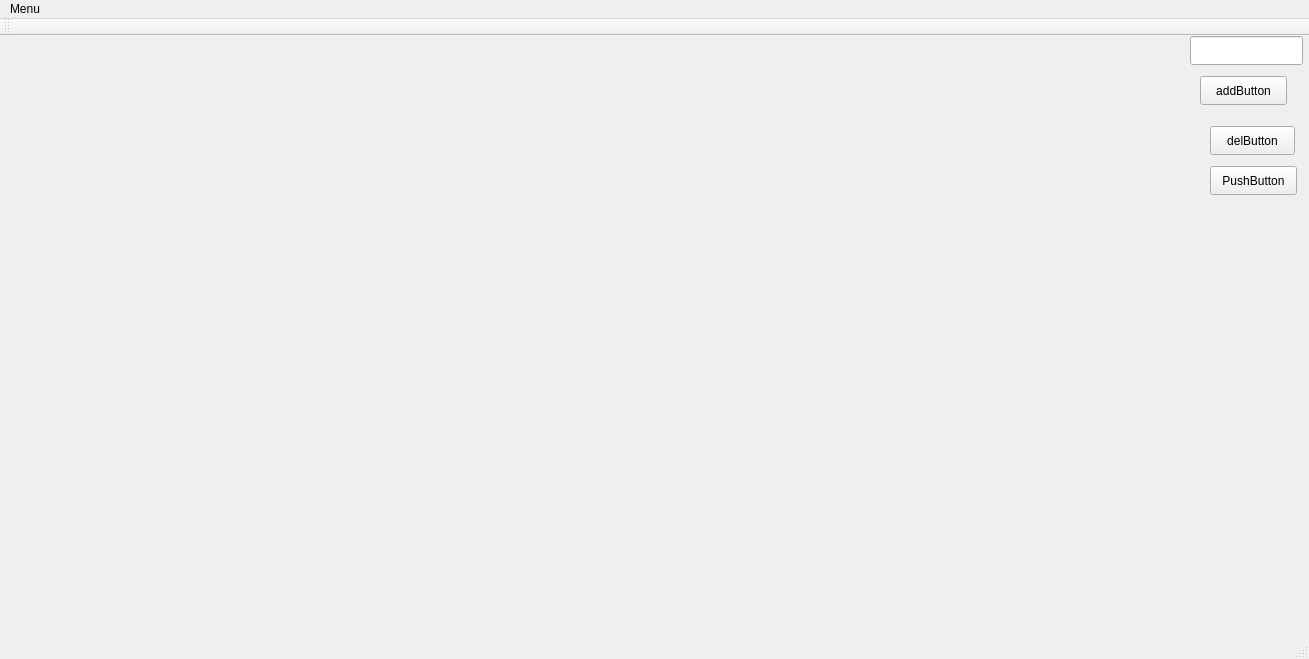
Old version of the form mainwindow.ui in the repository sermart1234/SB.
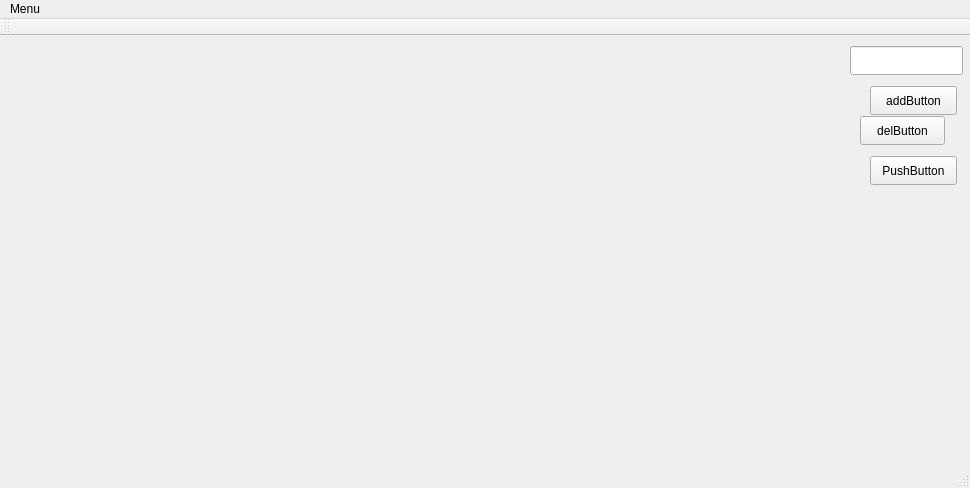
New version of the form.

What changed in the file:
```diff
--- a/mainwindow.ui
+++ b/mainwindow.ui
@@ -6,8 +6,8 @@
    <rect>
     <x>0</x>
     <y>0</y>
-    <width>1309</width>
-    <height>659</height>
+    <width>970</width>
+    <height>488</height>
    </rect>
   </property>
   <property name="windowTitle">
@@ -17,8 +17,8 @@
    <widget class="QPushButton" name="addButton">
     <property name="geometry">
      <rect>
-      <x>1200</x>
-      <y>40</y>
+      <x>870</x>
+      <y>50</y>
       <width>87</width>
       <height>29</height>
      </rect>
@@ -30,8 +30,8 @@
    <widget class="QPushButton" name="deleteButton">
     <property name="geometry">
      <rect>
-      <x>1210</x>
-      <y>90</y>
+      <x>860</x>
+      <y>80</y>
       <width>85</width>
       <height>29</height>
      </rect>
@@ -43,8 +43,8 @@
    <widget class="QLineEdit" name="lineEdit">
     <property name="geometry">
      <rect>
-      <x>1190</x>
-      <y>0</y>
+      <x>850</x>
+      <y>10</y>
       <width>113</width>
       <height>29</height>
      </rect>
@@ -56,8 +56,8 @@
    <widget class="QPushButton" name="pppButton">
     <property name="geometry">
      <rect>
-      <x>1210</x>
-      <y>130</y>
+      <x>870</x>
+      <y>120</y>
       <width>87</width>
       <height>29</height>
      </rect>
@@ -83,7 +83,7 @@
     <rect>
      <x>0</x>
      <y>0</y>
-     <width>1309</width>
+     <width>970</width>
      <height>23</height>
     </rect>
    </property>
```
Left out of the diff: 11 changed lines with no effect on the pictures.
